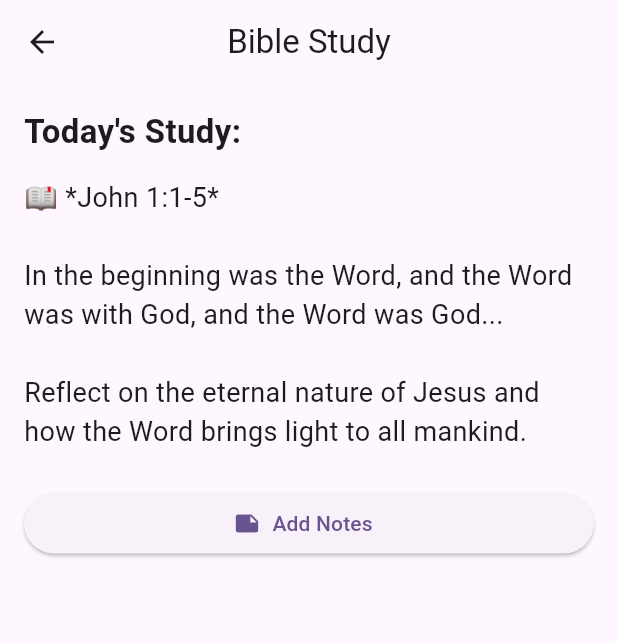
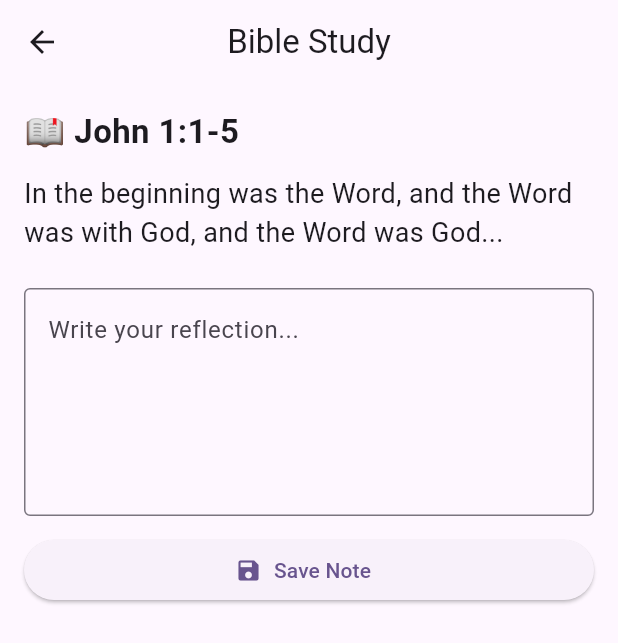
Before and after one commit to mashaler/GrowthApp, a Flutter app: the BibleStudyPage screen opened directly, on a phone screen of 412 x 824 dp. Shown: the top 643 px of the screen. Run offline on Flutter 3.47's test engine with Material 3 defaults, Android fonts, the phone set to English and light mode, and no system bars.

Commit message:
updated the bible study section to add notes

```diff
--- a/lib/screens/bible_study_page.dart
+++ b/lib/screens/bible_study_page.dart
@@ -1,6 +1,30 @@
 import 'package:flutter/material.dart';
 
-class BibleStudyPage extends StatelessWidget {
+class BibleStudyPage extends StatefulWidget {
+  @override
+  _BibleStudyPageState createState() => _BibleStudyPageState();
+}
+
+class _BibleStudyPageState extends State<BibleStudyPage> {
+  final TextEditingController _noteController = TextEditingController();
+  String savedNote = '';
+
+  void saveNote() {
+    setState(() {
+      savedNote = _noteController.text;
+    });
+    ScaffoldMessenger.of(context).showSnackBar(
+      SnackBar(content: Text('Note saved!')),
+    );
+    _noteController.clear();
+  }
+
+  @override
+  void dispose() {
+    _noteController.dispose();
+    super.dispose();
+  }
+
   @override
   Widget build(BuildContext context) {
     return Scaffold(
@@ -13,24 +37,38 @@ class BibleStudyPage extends StatelessWidget {
         child: ListView(
           children: [
             Text(
-              'Today\'s Study:',
+              '📖 John 1:1-5',
               style: TextStyle(fontSize: 22, fontWeight: FontWeight.bold),
             ),
-            SizedBox(height: 16),
+            SizedBox(height: 12),
             Text(
-              '📖 *John 1:1-5*\n\n'
-              'In the beginning was the Word, and the Word was with God, and the Word was God...\n\n'
-              'Reflect on the eternal nature of Jesus and how the Word brings light to all mankind.',
+              'In the beginning was the Word, and the Word was with God, and the Word was God...',
               style: TextStyle(fontSize: 18),
             ),
             SizedBox(height: 24),
+            TextField(
+              controller: _noteController,
+              maxLines: 5,
+              decoration: InputDecoration(
+                hintText: 'Write your reflection...',
+                border: OutlineInputBorder(),
+              ),
+            ),
+            SizedBox(height: 12),
             ElevatedButton.icon(
-              icon: Icon(Icons.note),
-              label: Text('Add Notes'),
-              onPressed: () {
-                // TODO: Add note input feature
-              },
+              icon: Icon(Icons.save),
+              label: Text('Save Note'),
+              onPressed: saveNote,
             ),
+            if (savedNote.isNotEmpty) ...[
+              SizedBox(height: 24),
+              Text(
+                '📓 Your Saved Note:',
+                style: TextStyle(fontWeight: FontWeight.bold, fontSize: 18),
+              ),
+              SizedBox(height: 8),
+              Text(savedNote),
+            ],
           ],
         ),
       ),
```
